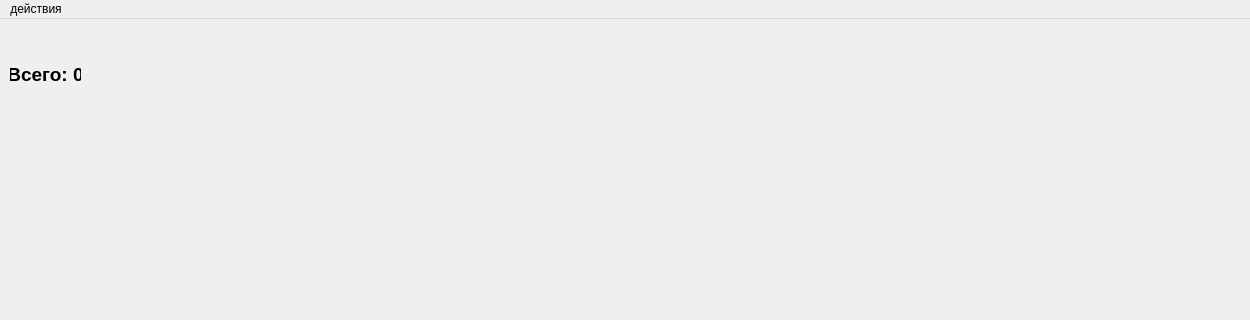
Before: the Qt Designer form QT/Belkin/belkin.ui in arsbelkin/OOP, drawn with Qt 5; both pictures show x 0 to 1250 and y 0 to 320 of the 1250 by 700 pixel window.
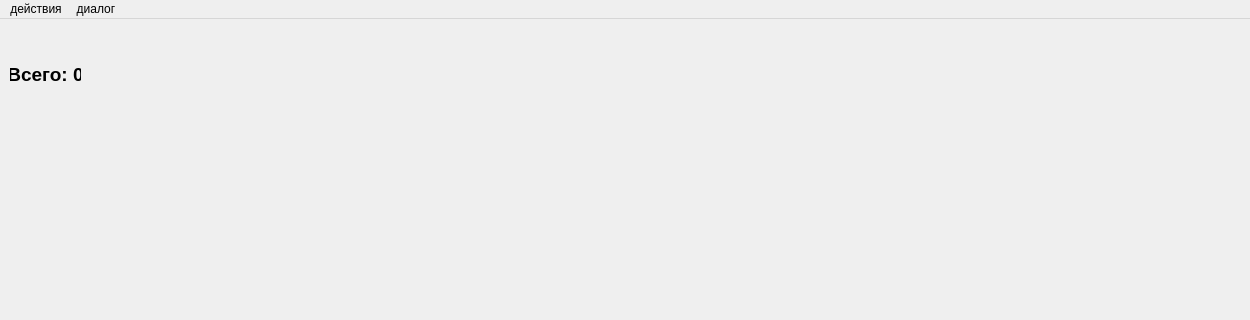
After: the same form once the commit is applied.

Diff of the .ui file:
```diff
--- a/QT/Belkin/belkin.ui
+++ b/QT/Belkin/belkin.ui
@@ -54,7 +54,14 @@
     <addaction name="action_save"/>
     <addaction name="action_clear"/>
    </widget>
+   <widget class="QMenu" name="menu_2">
+    <property name="title">
+     <string>диалог</string>
+    </property>
+    <addaction name="action_openDialog"/>
+   </widget>
    <addaction name="menu"/>
+   <addaction name="menu_2"/>
   </widget>
   <widget class="QStatusBar" name="statusbar"/>
   <action name="action_load">
```
Left out of the diff: 5 changed lines with no effect on the pictures.
